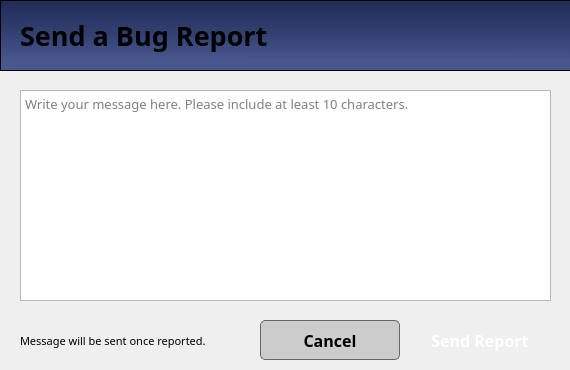
The window that MainFrame/Resources/UI/bugReport.ui (Maze711/systemPayroll) describes before a commit, drawn with Qt 5.
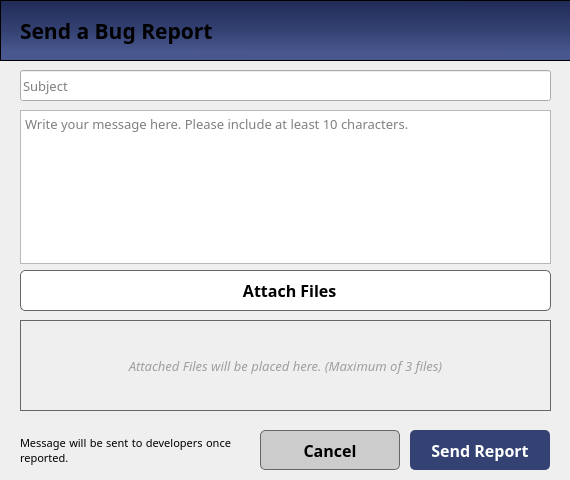
The same window after the commit. Icons and pictures are not drawn.

Commit message: Adding attachment in email within Bug Report is now working

Diff of the .ui file:
```diff
--- a/MainFrame/Resources/UI/bugReport.ui
+++ b/MainFrame/Resources/UI/bugReport.ui
@@ -7,7 +7,7 @@
     <x>0</x>
     <y>0</y>
     <width>570</width>
-    <height>370</height>
+    <height>480</height>
    </rect>
   </property>
   <property name="windowTitle">
@@ -17,11 +17,51 @@
    <iconset>
     <normaloff>../Icons/logo.svg</normaloff>../Icons/logo.svg</iconset>
   </property>
+  <property name="styleSheet">
+   <string notr="true">/* VERTICAL SCROLLBAR */
+QScrollBar:vertical {
+    border: none;
+    background-color: rgba(220, 229, 254, 1); /* Updated background color */
+    width: 12px;
+    margin: 0;
+    height: auto;
+    border-radius: 6px;
+}
+
+/* HANDLE BAR VERTICAL */
+QScrollBar::handle:vertical {
+    background-color: rgba(52, 66, 115, 1); /* Handle color */
+    min-height: 48px;
+    border-radius: 6px;
+    margin-top: 10px;
+}
+
+/* REMOVE THE UP ARROW BUTTON */
+QScrollBar::sub-line:vertical {
+    border: none;
+    background: none;
+    height: 0px;
+    width: 0px;
+}
+
+/* REMOVE THE DOWN ARROW BUTTON */
+QScrollBar::add-line:vertical {
+    border: none;
+    background: none;
+    height: 0px;
+    width: 0px;
+}
+
+/* REMOVE THE SPACE LEFT BY THE UP AND DOWN ARROW BUTTONS */
+QScrollBar::sub-page:vertical, QScrollBar::add-page:vertical {
+    background: none;
+}</string>
+  </property>
   <widget class="QPushButton" name="btnSendReport">
    <property name="geometry">
     <rect>
      <x>410</x>
-     <y>320</y>
+     <y>430</y>
      <width>140</width>
      <height>40</height>
     </rect>
@@ -38,9 +78,15 @@
     <cursorShape>PointingHandCursor</cursorShape>
    </property>
    <property name="styleSheet">
-    <string notr="true">	background-color: &quot;#344273&quot;;
+    <string notr="true">#btnSendReport{
+	background-color: #344273;
 	color: white;
-border-radius: 5px;</string>
+	border-radius: 5px;
+}
+
+#btnSendReport:hover{
+	background-color: rgb(64, 83, 143);
+}</string>
    </property>
    <property name="text">
     <string>Send Report</string>
@@ -60,8 +106,8 @@
    <property name="geometry">
     <rect>
      <x>20</x>
-     <y>320</y>
-     <width>241</width>
+     <y>430</y>
+     <width>211</width>
      <height>41</height>
     </rect>
    </property>
@@ -74,7 +120,7 @@
     </font>
    </property>
    <property name="text">
-    <string>Message will be sent once reported.</string>
+    <string>Message will be sent to developers once reported.</string>
    </property>
    <property name="alignment">
     <set>Qt::AlignJustify|Qt::AlignVCenter</set>
@@ -89,7 +135,7 @@
      <x>0</x>
      <y>0</y>
      <width>591</width>
-     <height>71</height>
+     <height>61</height>
     </rect>
    </property>
    <property name="styleSheet">
@@ -107,15 +153,15 @@
     <property name="geometry">
      <rect>
       <x>20</x>
-      <y>10</y>
+      <y>0</y>
       <width>401</width>
-      <height>51</height>
+      <height>61</height>
      </rect>
     </property>
     <property name="font">
      <font>
       <family>Poppins</family>
-      <pointsize>20</pointsize>
+      <pointsize>16</pointsize>
       <weight>75</weight>
       <bold>true</bold>
      </font>
@@ -137,7 +183,7 @@
    <property name="geometry">
     <rect>
      <x>260</x>
-     <y>320</y>
+     <y>430</y>
      <width>140</width>
      <height>40</height>
     </rect>
@@ -154,10 +200,16 @@
     <cursorShape>PointingHandCursor</cursorShape>
    </property>
    <property name="styleSheet">
-    <string notr="true">background-color: #cccccc;
-color: black;
-border: 1px solid #666666;
-border-radius: 5px;</string>
+    <string notr="true">#btnCancel{
+	background-color: #cccccc;
+	color: black;
+	border: 1px solid #666666;
+	border-radius: 5px;
+}
+
+#btnCancel:hover{
+	background-color: rgb(191, 191, 191);
+}</string>
    </property>
    <property name="text">
     <string>Cancel</string>
@@ -177,9 +229,9 @@
    <property name="geometry">
     <rect>
      <x>20</x>
-     <y>90</y>
+     <y>110</y>
      <width>531</width>
-     <height>211</height>
+     <height>154</height>
     </rect>
    </property>
    <property name="font">
@@ -195,23 +247,149 @@
     <string>Write your message here. Please include at least 10 characters.</string>
    </property>
   </widget>
-  <widget class="QLabel" name="label_2">
+  <widget class="QLineEdit" name="subjectTxt">
    <property name="geometry">
     <rect>
-     <x>510</x>
-     <y>260</y>
-     <width>31</width>
+     <x>20</x>
+     <y>70</y>
+     <width>531</width>
      <height>31</height>
     </rect>
    </property>
+   <property name="font">
+    <font>
+     <family>Poppins</family>
+     <pointsize>10</pointsize>
+    </font>
+   </property>
    <property name="text">
     <string/>
    </property>
-   <property name="pixmap">
-    <pixmap>../Icons/attachment.svg</pixmap>
+   <property name="placeholderText">
+    <string>Subject</string>
    </property>
-   <property name="scaledContents">
+  </widget>
+  <widget class="QScrollArea" name="attachment_scroll_area">
+   <property name="geometry">
+    <rect>
+     <x>20</x>
+     <y>320</y>
+     <width>531</width>
+     <height>91</height>
+    </rect>
+   </property>
+   <property name="toolTip">
+    <string/>
+   </property>
+   <property name="styleSheet">
+    <string notr="true"> QScrollBar:vertical {
+	border: none;
+    background: rgba(217, 217, 217, 1);
+ }
+
+#attachment_scroll_area{
+	border: 1px solid #666666;
+}
+
+#attachment_widget{
+	background-color: white;
+}</string>
+   </property>
+   <property name="frameShape">
+    <enum>QFrame::NoFrame</enum>
+   </property>
+   <property name="widgetResizable">
     <bool>true</bool>
+   </property>
+   <widget class="QWidget" name="scroll_contents">
+    <property name="geometry">
+     <rect>
+      <x>0</x>
+      <y>0</y>
+      <width>529</width>
+      <height>89</height>
+     </rect>
+    </property>
+    <layout class="QVBoxLayout" name="verticalLayout">
+     <item>
+      <widget class="QLabel" name="attachMessage">
+       <property name="font">
+        <font>
+         <family>Poppins</family>
+         <pointsize>10</pointsize>
+         <weight>50</weight>
+         <italic>true</italic>
+         <bold>false</bold>
+        </font>
+       </property>
+       <property name="styleSheet">
+        <string notr="true">#attachMessage{
+	color:rgb(159, 159, 159);
+}</string>
+       </property>
+       <property name="text">
+        <string>Attached Files will be placed here. (Maximum of 3 files)</string>
+       </property>
+       <property name="alignment">
+        <set>Qt::AlignCenter</set>
+       </property>
+      </widget>
+     </item>
+    </layout>
+   </widget>
+  </widget>
+  <widget class="QPushButton" name="btnAttachFiles">
+   <property name="geometry">
+    <rect>
+     <x>20</x>
+     <y>270</y>
+     <width>531</width>
+     <height>41</height>
+    </rect>
+   </property>
+   <property name="font">
+    <font>
+     <family>Poppins</family>
+     <pointsize>12</pointsize>
+     <weight>75</weight>
+     <bold>true</bold>
+    </font>
+   </property>
+   <property name="cursor">
+    <cursorShape>PointingHandCursor</cursorShape>
+   </property>
+   <property name="toolTip">
+    <string>Attach Files</string>
+   </property>
+   <property name="layoutDirection">
+    <enum>Qt::LeftToRight</enum>
+   </property>
+   <property name="styleSheet">
+    <string notr="true">#btnAttachFiles{ 
+	background-color: white;
+	border: 1px solid #666666;
+	border-radius: 5px;
+}
+
+#btnAttachFiles:hover {
+	background-color: rgb(238, 238, 238);
+}</string>
+   </property>
+   <property name="text">
+    <string>  Attach Files</string>
+   </property>
+   <property name="icon">
+    <iconset>
+     <normaloff>../Icons/attachment.svg</normaloff>../Icons/attachment.svg</iconset>
+   </property>
+   <property name="iconSize">
+    <size>
+     <width>20</width>
+     <height>20</height>
+    </size>
+   </property>
+   <property name="default">
+    <bool>false</bool>
    </property>
   </widget>
  </widget>
```
Left out of the diff: 8 changed lines with no effect on the pictures. The commit also changes 3 other files.
